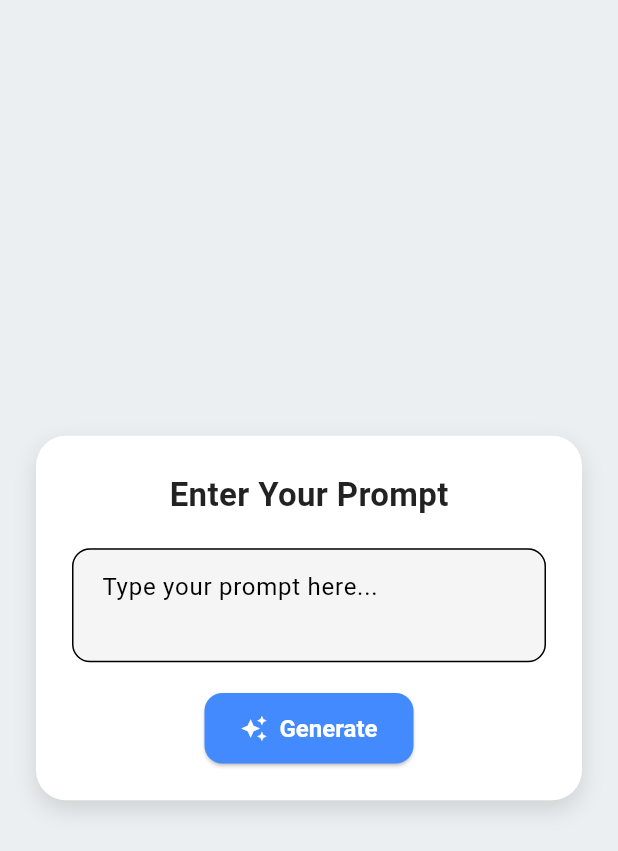
After one commit to darshanvaru/Kvizz, a Flutter app: the screen it shows after launch, on a phone screen of 412 x 824 dp. The commit adds this screen. Shown: the top 851 px of the screen. Run offline on Flutter 3.47's test engine with Material 3 defaults, Android fonts, the phone set to English and light mode, and no system bars; Roboto replaces fonts that are missing (Poppins).

Commit message:
Add PromptScreen widget for user input and generation functionality

```diff
--- a/lib/main.dart
+++ b/lib/main.dart
@@ -1,6 +1,7 @@
 import 'package:flutter/material.dart';
 import 'package:kvizz/screens/create_quiz_screen.dart';
 import 'package:kvizz/screens/my_quiz.dart';
+import 'package:kvizz/screens/prompt_screen.dart';
 // import 'package:kvizz/screens/auth_screen.dart';
 import 'package:kvizz/screens/quiz_screen.dart';
 
@@ -80,7 +81,7 @@ class MyApp extends StatelessWidget {
       debugShowCheckedModeBanner: false,
       title: 'Kwizz',
       theme: quizAppTheme,
-      home: MyQuizzesScreen()
+      home: PromptScreen()
     );
   }
 }
--- /dev/null
+++ b/lib/screens/prompt_screen.dart
@@ -0,0 +1,128 @@
+import 'package:flutter/material.dart';
+
+class PromptScreen extends StatefulWidget {
+  const PromptScreen({Key? key}) : super(key: key);
+
+  @override
+  State<PromptScreen> createState() => _PromptScreenState();
+}
+
+class _PromptScreenState extends State<PromptScreen>
+    with SingleTickerProviderStateMixin {
+  final TextEditingController _promptController = TextEditingController();
+  late AnimationController _animationController;
+  late Animation<double> _fadeInAnimation;
+
+  @override
+  void initState() {
+    super.initState();
+
+    _animationController = AnimationController(
+      vsync: this,
+      duration: const Duration(milliseconds: 800),
+    );
+
+    _fadeInAnimation = CurvedAnimation(
+      parent: _animationController,
+      curve: Curves.easeIn,
+    );
+
+    _animationController.forward();
+  }
+
+  @override
+  void dispose() {
+    _promptController.dispose();
+    _animationController.dispose();
+    super.dispose();
+  }
+
+  void _onGeneratePressed() {
+    final prompt = _promptController.text.trim();
+    if (prompt.isNotEmpty) {
+      // Replace this with your actual generation function
+      print("Generating from prompt: $prompt");
+
+      ScaffoldMessenger.of(context).showSnackBar(
+        SnackBar(content: Text("Generating from prompt: $prompt")),
+      );
+    } else {
+      ScaffoldMessenger.of(context).showSnackBar(
+        const SnackBar(content: Text("Please enter a prompt.")),
+      );
+    }
+  }
+
+  @override
+  Widget build(BuildContext context) {
+    return Scaffold(
+      backgroundColor: Colors.blueGrey[50],
+      body: FadeTransition(
+        opacity: _fadeInAnimation,
+        child: Center(
+          child: Padding(
+            padding: const EdgeInsets.symmetric(horizontal: 24.0),
+            child: Container(
+              padding: const EdgeInsets.all(24),
+              decoration: BoxDecoration(
+                color: Colors.white,
+                borderRadius: BorderRadius.circular(20),
+                boxShadow: [
+                  BoxShadow(
+                    blurRadius: 12,
+                    color: Colors.black12,
+                    offset: Offset(0, 6),
+                  ),
+                ],
+              ),
+              child: Column(
+                mainAxisSize: MainAxisSize.min,
+                children: [
+                  const Text(
+                    "Enter Your Prompt",
+                    style: TextStyle(
+                      fontSize: 22,
+                      fontWeight: FontWeight.bold,
+                      color: Colors.black87,
+                    ),
+                  ),
+                  const SizedBox(height: 20),
+                  TextField(
+                    controller: _promptController,
+                    maxLines: 4,
+                    minLines: 2,
+                    decoration: InputDecoration(
+                      hintText: "Type your prompt here...",
+                      border: OutlineInputBorder(
+                        borderRadius: BorderRadius.circular(12),
+                      ),
+                      filled: true,
+                      fillColor: Colors.grey[100],
+                    ),
+                  ),
+                  const SizedBox(height: 20),
+                  ElevatedButton.icon(
+                    style: ElevatedButton.styleFrom(
+                      backgroundColor: Colors.blueAccent,
+                      padding: const EdgeInsets.symmetric(
+                          horizontal: 24, vertical: 14),
+                      shape: RoundedRectangleBorder(
+                        borderRadius: BorderRadius.circular(12),
+                      ),
+                    ),
+                    onPressed: _onGeneratePressed,
+                    icon: const Icon(Icons.auto_awesome),
+                    label: const Text(
+                      "Generate",
+                      style: TextStyle(fontSize: 16),
+                    ),
+                  ),
+                ],
+              ),
+            ),
+          ),
+        ),
+      ),
+    );
+  }
+}
```
